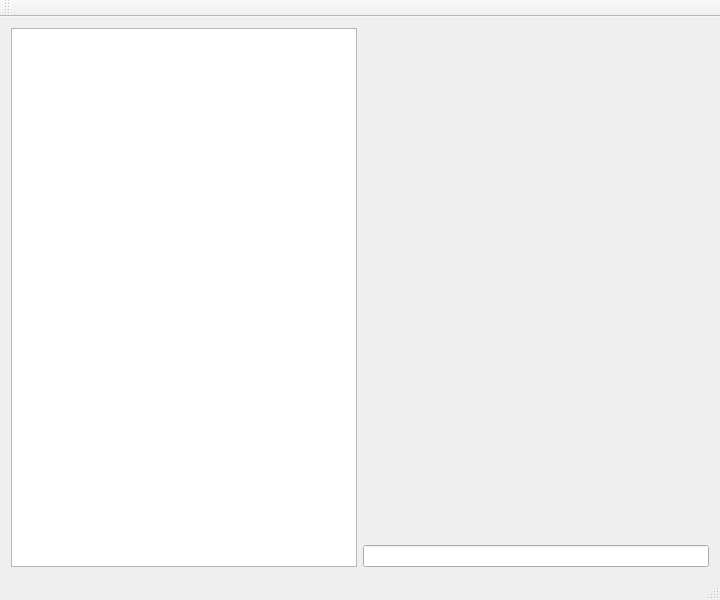
Before: the Qt Designer form sos-qtmaster/sosmaster.ui in capturcus/sos, drawn with Qt 5.
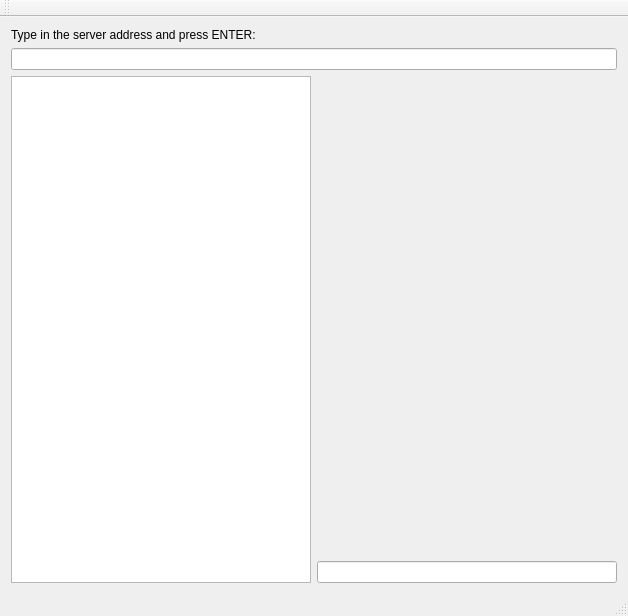
After: the same form once the commit is applied.

What changed in the file:
```diff
--- a/sos-qtmaster/sosmaster.ui
+++ b/sos-qtmaster/sosmaster.ui
@@ -6,8 +6,8 @@
    <rect>
     <x>0</x>
     <y>0</y>
-    <width>720</width>
-    <height>600</height>
+    <width>628</width>
+    <height>616</height>
    </rect>
   </property>
   <property name="windowTitle">
@@ -15,7 +15,7 @@
   </property>
   <widget class="QWidget" name="centralWidget">
    <layout class="QGridLayout" name="gridLayout">
-    <item row="0" column="0">
+    <item row="2" column="0">
      <layout class="QHBoxLayout" name="horizontalLayout">
       <item>
        <widget class="QGraphicsView" name="graphicsView"/>
@@ -48,6 +48,16 @@
       </item>
      </layout>
     </item>
+    <item row="1" column="0">
+     <widget class="QLineEdit" name="serverAddress"/>
+    </item>
+    <item row="0" column="0">
+     <widget class="QLabel" name="label">
+      <property name="text">
+       <string>Type in the server address and press ENTER:</string>
+      </property>
+     </widget>
+    </item>
    </layout>
   </widget>
   <widget class="QMenuBar" name="menuBar">
```
Left out of the diff: 9 changed lines with no effect on the pictures.
